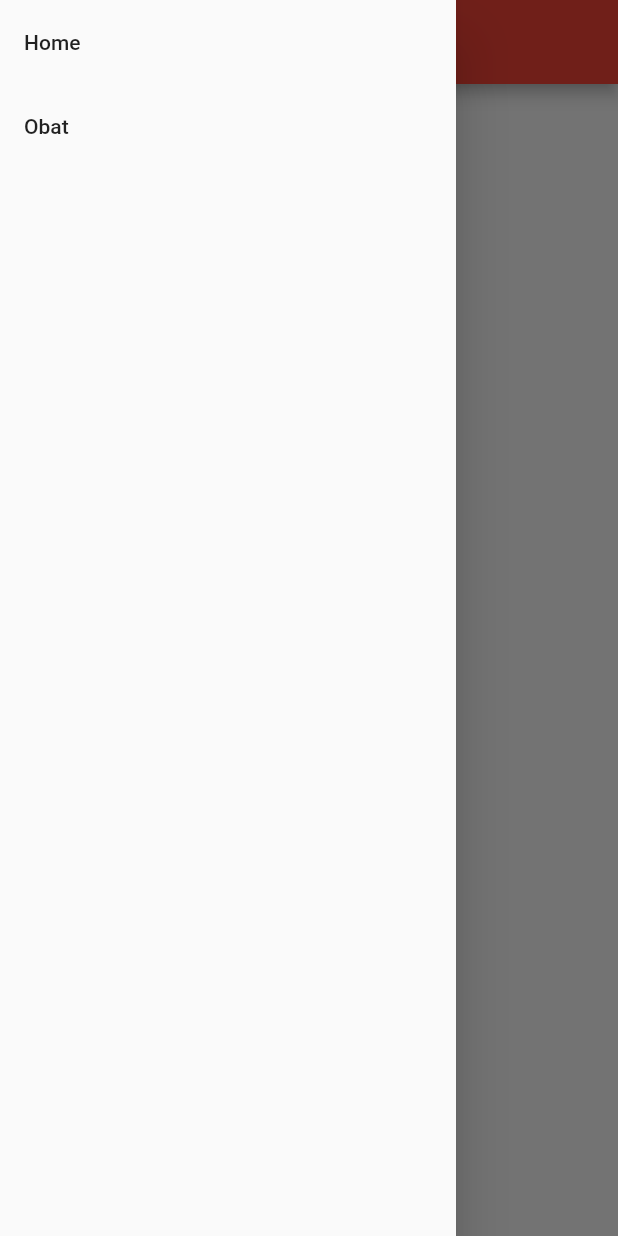
After one commit to pbp-22-b01/pas, a Flutter app: the AdminHomePage screen opened by its route, with the side drawer open, on a phone screen of 412 x 824 dp. The commit adds this screen. Run offline on Flutter 3.47's test engine with Material 2 defaults, Android fonts, the phone set to English and light mode, and no system bars; missing offline and left inert: pbp_django_auth.

```diff
--- a/lib/main.dart
+++ b/lib/main.dart
@@ -1,6 +1,8 @@
 import 'package:flutter/material.dart';
+import 'package:online_pharmacy/pages/admin_home_page.dart';
 import 'package:online_pharmacy/pages/home_page.dart';
 import 'package:online_pharmacy/pages/login_page.dart';
+import 'package:online_pharmacy/pages/medicine/medicine_list_page.dart';
 import 'package:pbp_django_auth/pbp_django_auth.dart';
 import 'package:provider/provider.dart';
 
@@ -27,6 +29,8 @@ class MyApp extends StatelessWidget {
         routes: {
           "/home": (BuildContext context) => const HomePage(),
           "/login": (BuildContext context) => const LoginPage(),
+          "/admin/home": (BuildContext context) => const AdminHomePage(),
+          "/medicine/list": (BuildContext context) => MedicineListPage(),
         },
       ),
     );
--- /dev/null
+++ b/lib/menus/admin_menu.dart
@@ -0,0 +1,23 @@
+import 'package:flutter/material.dart';
+
+class AdminMenu extends StatelessWidget {
+  const AdminMenu({super.key});
+
+  @override
+  Widget build(BuildContext context) {
+    return Drawer(
+      child: ListView(
+        children: [
+          ListTile(
+            title: const Text("Home"),
+            onTap: () => Navigator.of(context).pushReplacementNamed("/admin/home"),
+          ),
+          ListTile(
+            title: const Text("Obat"),
+            onTap: () => Navigator.of(context).pushReplacementNamed("/medicine/list"),
+          )
+        ],
+      ),
+    );
+  }
+}
--- /dev/null
+++ b/lib/pages/admin_home_page.dart
@@ -0,0 +1,18 @@
+import 'package:flutter/material.dart';
+import 'package:online_pharmacy/menus/admin_menu.dart';
+
+class AdminHomePage extends StatelessWidget {
+  const AdminHomePage({super.key});
+
+  @override
+  Widget build(BuildContext context) {
+    return  Scaffold(
+      appBar: AppBar(title: const Text("Home"),),
+      drawer: const AdminMenu(),
+      body: const Padding(
+        padding: EdgeInsets.all(8.0),
+        child: Center(child: Text("Welcome Admin!")),
+      ),
+    );
+  }
+}
```
Also changed, not shown: lib/api/medicine_api.dart (added, +9 -0 lines), lib/models/medicine.dart (added, +34 -0 lines), lib/pages/login_page.dart (+16 -9 lines).
